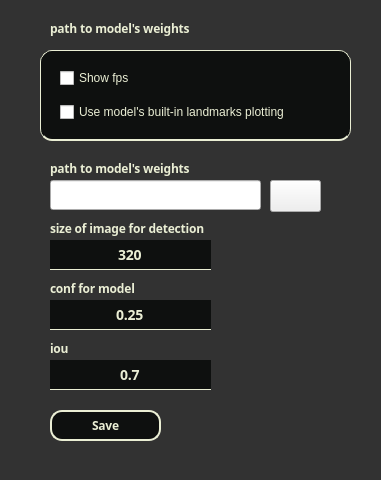
First picture: the form in src/ui/settings.ui, repository programat/course_work, before the edit.
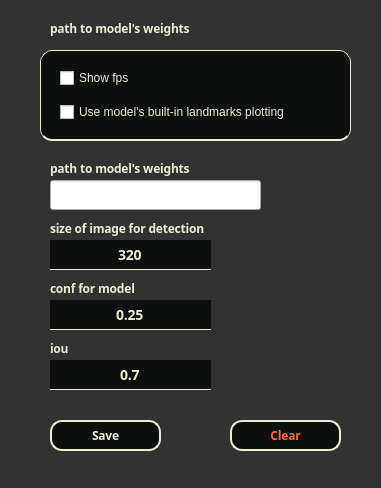
Second picture: the form after the edit. Icons and pictures are not drawn.

Commit message: added 'clear_button' in settings.ui, and interaction with it in settings.py, settings_controller.py

What changed in the file:
```diff
--- a/src/ui/settings.ui
+++ b/src/ui/settings.ui
@@ -7,7 +7,7 @@
     <x>0</x>
     <y>0</y>
     <width>381</width>
-    <height>480</height>
+    <height>488</height>
    </rect>
   </property>
   <property name="windowTitle">
@@ -99,9 +99,15 @@
     <bool>true</bool>
    </property>
    <property name="styleSheet">
-    <string notr="true">#pushButton{
-	background-color: rgb(83, 88, 95);
-}</string>
+    <string notr="true">#folder_button{
+	background-color:transparent;
+	border-radius:12px;
+}
+
+#folder_button::hover{
+	background-color:rgb(83, 88, 95);
+}
+</string>
    </property>
    <property name="text">
     <string/>
@@ -373,7 +379,7 @@
    <property name="geometry">
     <rect>
      <x>50</x>
-     <y>410</y>
+     <y>420</y>
      <width>111</width>
      <height>31</height>
     </rect>
@@ -420,6 +426,57 @@
     <string>Return</string>
    </property>
   </widget>
+  <widget class="QPushButton" name="delete_button">
+   <property name="geometry">
+    <rect>
+     <x>230</x>
+     <y>420</y>
+     <width>111</width>
+     <height>31</height>
+    </rect>
+   </property>
+   <property name="font">
+    <font>
+     <family>Mori</family>
+     <pointsize>-1</pointsize>
+     <fontweight>DemiBold</fontweight>
+    </font>
+   </property>
+   <property name="cursor">
+    <cursorShape>PointingHandCursor</cursorShape>
+   </property>
+   <property name="focusPolicy">
+    <enum>Qt::ClickFocus</enum>
+   </property>
+   <property name="styleSheet">
+    <string notr="true">#delete_button{
+	color: rgb(255, 105, 71);
+	border-radius: 12px;
+	border-width: 2px;
+	border-style: solid;
+	border-color:  rgb(234, 238, 212);
+	background-color: rgb(14,16,15);
+	border-bottom-width: 2px;
+	font-family: Mori, sans-serif;
+	font-size: 12px;
+	font-weight: 600;
+	letter-spacing: -0.201359px;;
+	padding-left: 24px;
+	padding-right: 24px;
+}
+
+#save_button::hover{
+	background-color: rgb(70, 80, 75)
+}
+</string>
+   </property>
+   <property name="text">
+    <string>Clear</string>
+   </property>
+   <property name="shortcut">
+    <string>Return</string>
+   </property>
+  </widget>
  </widget>
  <resources/>
  <connections/>
```
The commit also changes 3 other files.
